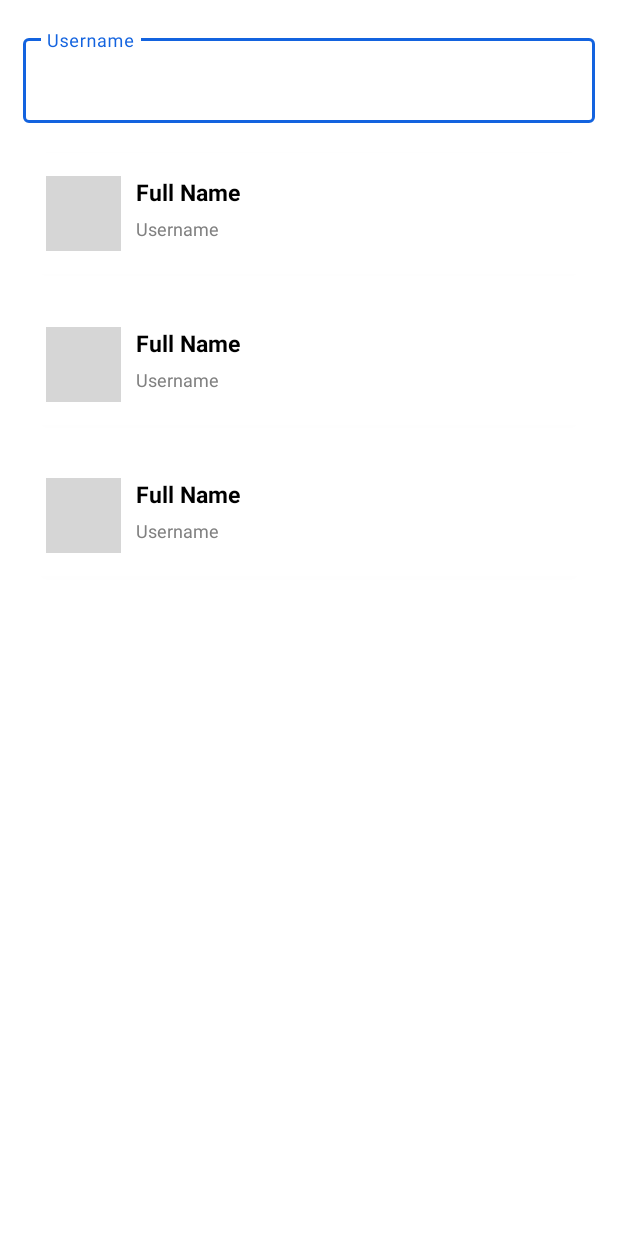
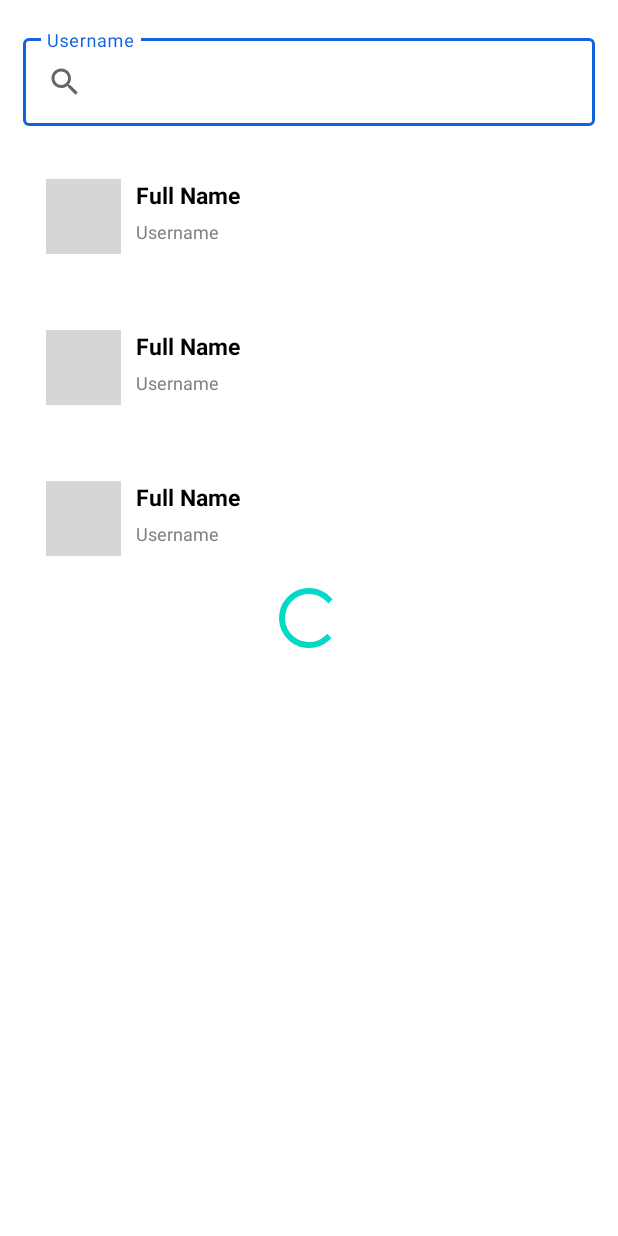
Before and after one commit to gandarain/github-user, an Android app: the layout activity_main.xml on its own in the app's theme, with its tools: preview values and no code run, on a phone screen of 412 x 824 dp. Run offline under Robolectric (Android 15) with nearby library versions, the phone set to English and light mode, and no system bars; grey boxes are pictures that could not be loaded.

Commit message:
### Enhance search view component

```diff
--- /dev/null
+++ b/app/src/main/res/drawable/ic_baseline_search_24.xml
@@ -0,0 +1,10 @@
+<vector xmlns:android="http://schemas.android.com/apk/res/android"
+    android:width="24dp"
+    android:height="24dp"
+    android:viewportWidth="24"
+    android:viewportHeight="24"
+    android:tint="?attr/colorControlNormal">
+  <path
+      android:fillColor="@android:color/white"
+      android:pathData="M15.5,14h-0.79l-0.28,-0.27C15.41,12.59 16,11.11 16,9.5 16,5.91 13.09,3 9.5,3S3,5.91 3,9.5 5.91,16 9.5,16c1.61,0 3.09,-0.59 4.23,-1.57l0.27,0.28v0.79l5,4.99L20.49,19l-4.99,-5zM9.5,14C7.01,14 5,11.99 5,9.5S7.01,5 9.5,5 14,7.01 14,9.5 11.99,14 9.5,14z"/>
+</vector>
--- a/app/src/main/res/layout/activity_main.xml
+++ b/app/src/main/res/layout/activity_main.xml
@@ -28,4 +28,16 @@
         app:layout_constraintTop_toBottomOf="@+id/searchInput"
         tools:listitem="@layout/item_row_user"/>
 
-</androidx.constraintlayout.widget.ConstraintLayout>
+    <ProgressBar
+        android:id="@+id/progressBar"
+        style="?android:attr/progressBarStyle"
+        android:layout_width="wrap_content"
+        android:layout_height="wrap_content"
+        android:visibility="gone"
+        app:layout_constraintBottom_toBottomOf="parent"
+        app:layout_constraintEnd_toEndOf="parent"
+        app:layout_constraintStart_toStartOf="parent"
+        app:layout_constraintTop_toTopOf="parent"
+        tools:visibility="visible" />
+
+    </androidx.constraintlayout.widget.ConstraintLayout>
--- a/app/src/main/res/layout/search_input.xml
+++ b/app/src/main/res/layout/search_input.xml
@@ -1,16 +1,19 @@
 <?xml version="1.0" encoding="utf-8"?>
 <com.google.android.material.textfield.TextInputLayout xmlns:android="http://schemas.android.com/apk/res/android"
+    xmlns:app="http://schemas.android.com/apk/res-auto"
     android:layout_width="match_parent"
     android:layout_height="wrap_content"
     android:id="@+id/tiSearch"
-    style="@style/Widget.MaterialComponents.TextInputLayout.OutlinedBox">
+    style="@style/Widget.MaterialComponents.TextInputLayout.OutlinedBox"
+    app:endIconMode="clear_text">
 
     <com.google.android.material.textfield.TextInputEditText
         android:id="@+id/edReview"
         android:layout_width="match_parent"
         android:layout_height="wrap_content"
-        android:ems="10"
         android:hint="@string/search_user"
-        android:imeOptions="actionDone"/>
+        android:inputType="text"
+        android:imeOptions="actionSend"
+        android:drawableStart="@drawable/ic_baseline_search_24" />
 
 </com.google.android.material.textfield.TextInputLayout>
```
